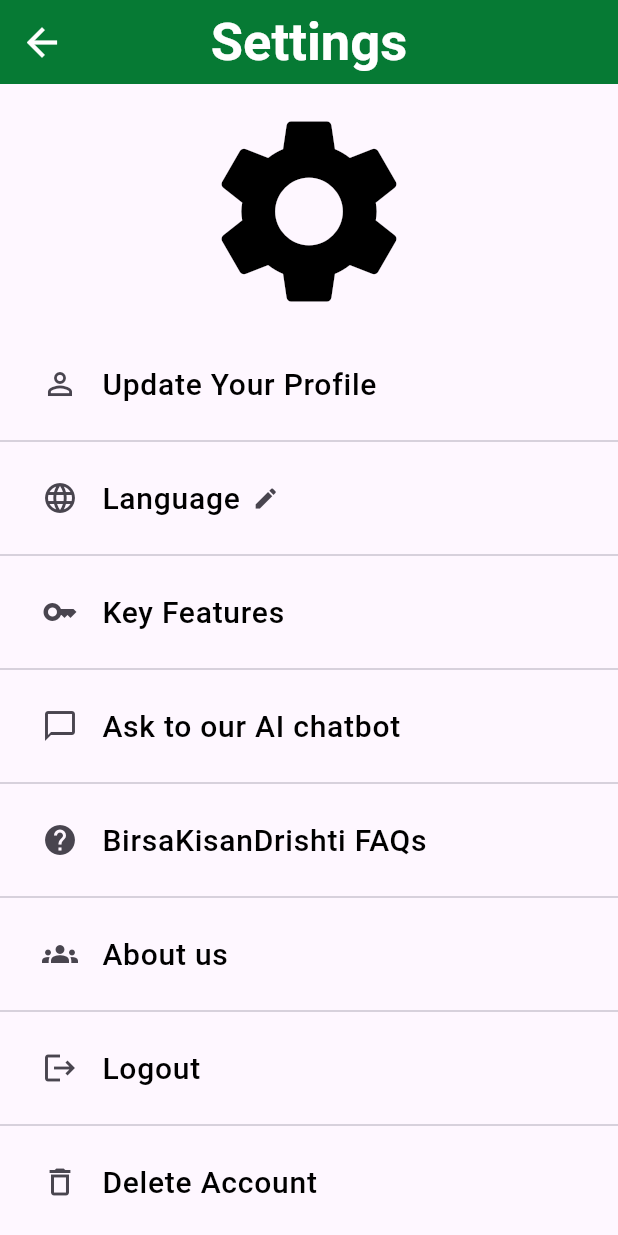
After one commit to utkarshtripathiplayer1-hub/BirsaKisan_Drishti, a Flutter app: the screen it shows after launch, after a tap on "Settings", on a phone screen of 412 x 824 dp. The commit adds this screen. Run offline on Flutter 3.47's test engine with Material 3 defaults, Android fonts, the phone set to English and light mode, and no system bars; our stand-ins replace geolocator, get.

Commit message:
Implemented settings and enhanced UI

```diff
--- a/frontend/crop_recommendation_system/lib/example.dart
+++ b/frontend/crop_recommendation_system/lib/example.dart
@@ -1,10 +1,12 @@
 // import 'package:crop_recommendation_system/about_us.dart';
 // import 'package:crop_recommendation_system/ApiServices/weather_api/example1.dart';
+import 'package:crop_recommendation_system/ApiServices/weather_api/example1.dart';
 import 'package:crop_recommendation_system/crop_recommendation/crop_input_page.dart';
+import 'package:crop_recommendation_system/other_screens/settings.dart';
 // import 'package:crop_recommendation_system/key_features.dart';
 // import 'package:crop_recommendation_system/faqs.dart';
 import 'package:flutter/material.dart';
-// import 'package:get/get.dart';
+import 'package:get/get.dart';
 
 class Home extends StatelessWidget {
   const Home({super.key});
@@ -12,11 +14,29 @@ class Home extends StatelessWidget {
   @override
   Widget build(BuildContext context) {
     return Scaffold(
-      appBar: AppBar(
-        title: Text("Home Page"),
-        backgroundColor: Colors.green,
+      appBar: AppBar(title: Text("Home Page"), backgroundColor: Colors.green),
+      body: Column(
+        children: [
+          ElevatedButton(
+            onPressed: () {
+              Get.to(HomePage());
+            },
+            child: Text("Weather API"),
+          ),
+          ElevatedButton(
+            onPressed: () {
+              Get.to(CropInputPage());
+            },
+            child: Text("Crop Recommendation"),
+          ),
+          ElevatedButton(
+            onPressed: () {
+              Get.to(Setting());
+            },
+            child: Text("Settings"),
+          ),
+        ],
       ),
-      body: CropInputPage(),
     );
   }
 }
--- a/frontend/crop_recommendation_system/lib/main.dart
+++ b/frontend/crop_recommendation_system/lib/main.dart
@@ -1,5 +1,5 @@
 // import 'package:crop_recommendation_system/ApiServices/weather_api/home_page_screen_temp.dart';
-import 'package:crop_recommendation_system/crop_recommendation/crop_input_page.dart';
+// import 'package:crop_recommendation_system/crop_recommendation/crop_input_page.dart';
 import 'package:crop_recommendation_system/example.dart';
 import 'package:flutter/material.dart';
 import 'package:get/get.dart';
@@ -17,7 +17,7 @@ class MyApp extends StatelessWidget {
   Widget build(BuildContext context) {
     return GetMaterialApp(
       debugShowCheckedModeBanner: false,
-      home: const CropInputPage(),
+      home: const Home(),
     );
   }
 }
--- a/frontend/crop_recommendation_system/lib/other_screens/about_us.dart
+++ b/frontend/crop_recommendation_system/lib/other_screens/about_us.dart
@@ -7,6 +7,7 @@ class AboutUs extends StatelessWidget {
   Widget build(BuildContext context) {
     return Scaffold(
       appBar: AppBar(
+        iconTheme: const IconThemeData(color: Colors.white, size: 30, weight: 40.0),
         title: const Text(
           'About Us',
           style: TextStyle(
--- a/frontend/crop_recommendation_system/lib/other_screens/faqs.dart
+++ b/frontend/crop_recommendation_system/lib/other_screens/faqs.dart
@@ -19,7 +19,7 @@ class FAQS extends StatelessWidget {
         ),
         centerTitle: true,
         backgroundColor: const Color(0xFF049B3A),
-        foregroundColor: Colors.white,
+        iconTheme: const IconThemeData(color: Colors.white, size: 30, weight: 40.0),
         elevation: 0,
       ),
 
--- a/frontend/crop_recommendation_system/lib/other_screens/key_features.dart
+++ b/frontend/crop_recommendation_system/lib/other_screens/key_features.dart
@@ -19,7 +19,7 @@ class KeyFeatures extends StatelessWidget {
         ),
         centerTitle: true,
         backgroundColor: const Color(0xFF0AA640),
-        foregroundColor: Colors.white,
+        iconTheme: const IconThemeData(color: Colors.white, size: 30, weight: 40.0),
         elevation: 0,
       ),
 
--- /dev/null
+++ b/frontend/crop_recommendation_system/lib/other_screens/settings.dart
@@ -0,0 +1,217 @@
+import 'package:crop_recommendation_system/other_screens/about_us.dart';
+import 'package:crop_recommendation_system/other_screens/faqs.dart';
+import 'package:crop_recommendation_system/other_screens/key_features.dart';
+import 'package:flutter/material.dart';
+
+class Setting extends StatelessWidget {
+  const Setting({super.key});
+
+  @override
+  Widget build(BuildContext context) {
+    return Scaffold(
+      appBar: AppBar(
+        iconTheme: const IconThemeData(color: Colors.white, size: 30, weight: 40.0),
+        centerTitle: true,
+        title: Text(
+          "Settings",
+          style: TextStyle(
+            color: Colors.white,
+            fontWeight: FontWeight.bold,
+            fontSize: 35,
+          ),
+        ),
+        backgroundColor: Color(0xFF067A34),
+      ),
+      body: SingleChildScrollView(
+        child: Column(
+          children: [
+            SizedBox(height: 10),
+
+            Center(child: Icon(Icons.settings, color: Colors.black, size: 150)),
+
+            SizedBox(height: 10),
+
+            ListTile(
+              contentPadding: EdgeInsets.symmetric(horizontal: 28, vertical: 2),
+              leading: Icon(Icons.person_outline),
+              title: Text(
+                "Update Your Profile",
+                style: TextStyle(
+                  color: Colors.black,
+                  fontSize: 20,
+                  fontWeight: FontWeight.w500,
+                ),
+              ),
+              // onTap: () {
+              //   Navigator.push(
+              //     context,
+              //     MaterialPageRoute(builder: (_) => AboutUs()),
+              //   );
+              // },
+            ),
+
+            Divider(),
+
+            ListTile(
+              contentPadding: const EdgeInsets.symmetric(
+                horizontal: 28,
+                vertical: 2,
+              ),
+              leading: const Icon(Icons.language),
+              title: Row(
+                mainAxisSize: MainAxisSize.min,
+                children: const [
+                  Text(
+                    "Language",
+                    style: TextStyle(
+                      color: Colors.black,
+                      fontSize: 20,
+                      fontWeight: FontWeight.w500,
+                    ),
+                  ),
+                  SizedBox(width: 8),
+                  Icon(Icons.edit, size: 18),
+                ],
+              ),
+              // onTap: () {
+              //   Navigator.push(
+              //     context,
+              //     MaterialPageRoute(builder: (_) => AboutUs()),
+              //   );
+              // },
+            ),
+
+            Divider(),
+
+            ListTile(
+              contentPadding: EdgeInsets.symmetric(horizontal: 28, vertical: 2),
+              leading: Icon(Icons.key),
+              title: Text(
+                "Key Features",
+                style: TextStyle(
+                  color: Colors.black,
+                  fontSize: 20,
+                  fontWeight: FontWeight.w500,
+                ),
+              ),
+              onTap: () {
+                Navigator.push(
+                  context,
+                  MaterialPageRoute(builder: (_) => KeyFeatures()),
+                );
+              },
+            ),
+
+            Divider(),
+
+            ListTile(
+              contentPadding: EdgeInsets.symmetric(horizontal: 28, vertical: 2),
+              leading: Icon(Icons.chat_bubble_outline),
+              title: Text(
+                "Ask to our AI chatbot",
+                style: TextStyle(
+                  color: Colors.black,
+                  fontSize: 20,
+                  fontWeight: FontWeight.w500,
+                ),
+              ),
+              onTap: () {},
+            ),
+
+            Divider(),
+
+            ListTile(
+              contentPadding: EdgeInsets.symmetric(horizontal: 28, vertical: 2),
+              leading: Icon(Icons.help),
+              title: Text(
+                "BirsaKisanDrishti FAQs",
+                style: TextStyle(
+                  color: Colors.black,
+                  fontSize: 20,
+                  fontWeight: FontWeight.w500,
+                ),
+              ),
+              onTap: () {
+                Navigator.push(
+                  context,
+                  MaterialPageRoute(builder: (_) => FAQS()),
+                );
+              },
+            ),
+
+            Divider(),
+
+            ListTile(
+              contentPadding: EdgeInsets.symmetric(horizontal: 28, vertical: 2),
+              leading: Icon(Icons.groups),
+              title: Text(
+                "About us",
+                style: TextStyle(
+                  color: Colors.black,
+                  fontSize: 20,
+                  fontWeight: FontWeight.w500,
+                ),
+              ),
+              onTap: () {
+                Navigator.push(
+                  context,
+                  MaterialPageRoute(builder: (_) => AboutUs()),
+                );
+              },
+            ),
+
+            Divider(),
+
+            ListTile(
+              contentPadding: EdgeInsets.symmetric(horizontal: 28, vertical: 2),
+              leading: Icon(Icons.logout),
+              title: Text(
+                "Logout",
+                style: TextStyle(
+                  color: Colors.black,
+                  fontSize: 20,
+                  fontWeight: FontWeight.w500,
+                ),
+              ),
+              onTap: () {},
+            ),
+
+            Divider(),
+
+            ListTile(
+              contentPadding: EdgeInsets.symmetric(horizontal: 28, vertical: 2),
+              leading: Icon(Icons.delete_outline),
+              title: Text(
+                "Delete Account",
+                style: TextStyle(
+                  color: Colors.black,
+                  fontSize: 20,
+                  fontWeight: FontWeight.w500,
+                ),
+              ),
+              onTap: () {},
+            ),
+
+            Divider(),
+
+            ListTile(
+              contentPadding: EdgeInsets.symmetric(horizontal: 28, vertical: 2),
+              leading: Icon(Icons.rate_review),
+              title: Text(
+                "Feedback",
+                style: TextStyle(
+                  color: Colors.black,
+                  fontSize: 20,
+                  fontWeight: FontWeight.w500,
+                ),
+              ),
+              onTap: () {},
+            ),
+
+            Divider(),
+          ],
+        ),
+      ),
+    );
+  }
+}
```
Also changed, not shown: frontend/crop_recommendation_system/assets/images/fertilizer.png.
